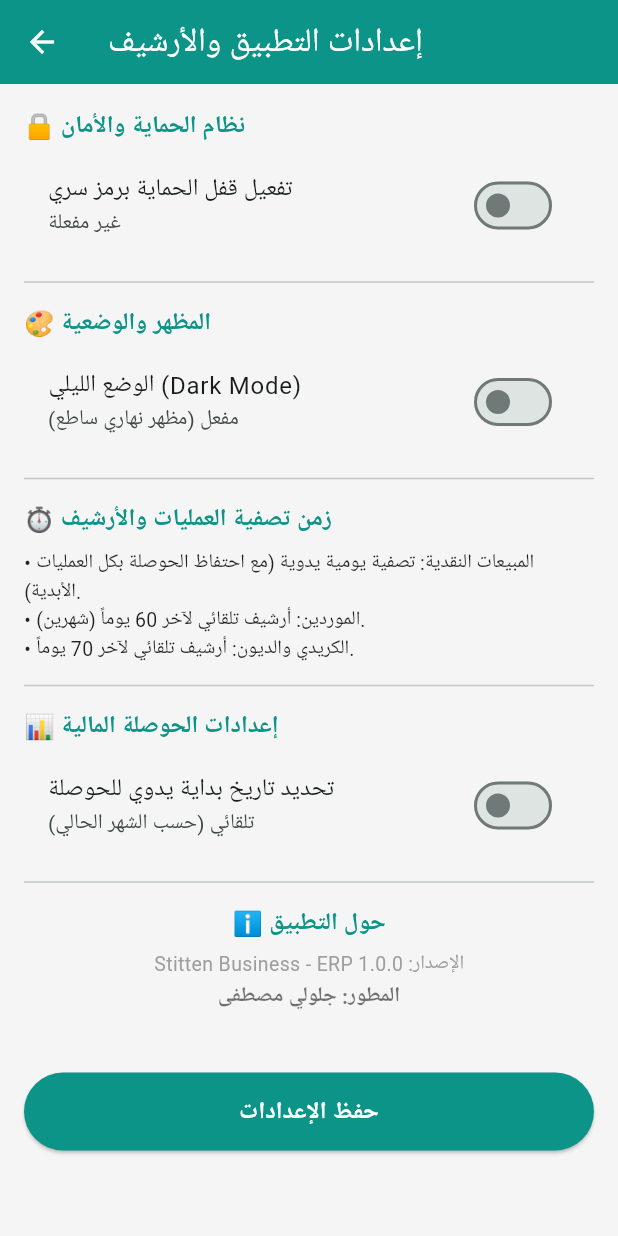
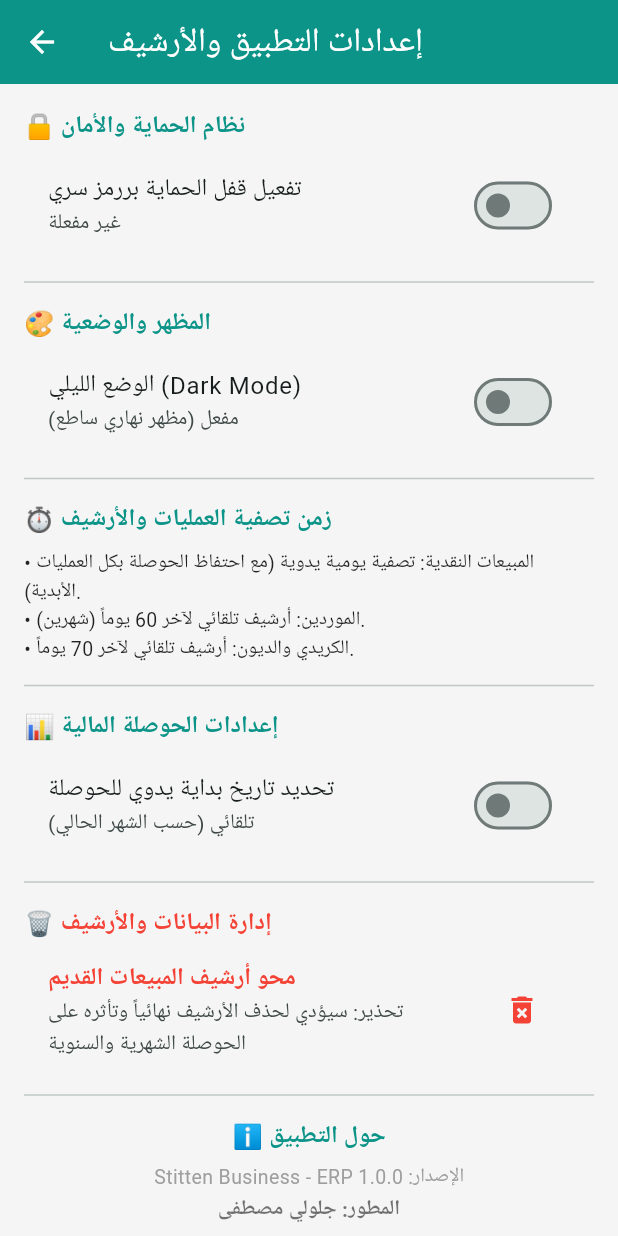
Before and after one commit to aarcmustafa/Sttiten_Bisness, a Flutter app: the screen it shows after launch, after a tap on the "settings" icon, on a phone screen of 412 x 824 dp. Run offline on Flutter 3.47's test engine with Material 3 defaults, Android fonts, the phone set to English and light mode, and no system bars; our stand-ins replace hive_flutter, shared_preferences; accounts and stored records are empty.

Commit message:
Enhance settings page with new features and updates
Updated text labels for security and financial settings. Added a new section for data management with a delete archive feature.

```diff
--- a/lib/settings_page.dart
+++ b/lib/settings_page.dart
@@ -1,4 +1,5 @@
 import 'package:flutter/material.dart';
+import 'package:hive_flutter/hive_flutter.dart';
 
 class SettingsPage extends StatefulWidget {
   final bool initialSecurityEnabled;
@@ -61,7 +62,7 @@ class _SettingsPageState extends State<SettingsPage> {
           const Text('🔒 نظام الحماية والأمان', style: TextStyle(fontWeight: FontWeight.bold, color: Color(0xFF0D9488), fontSize: 16)),
           const SizedBox(height: 5),
           SwitchListTile(
-            title: const Text('تفعيل قفل الحماية برمز سري'),
+            title: const Text('تفعيل قفل الحماية بررمز سري'),
             subtitle: Text(isSecurityEnabled ? 'الحماية مفعلة' : 'غير مفعلة'),
             value: isSecurityEnabled,
             activeColor: const Color(0xFF0D9488),
@@ -112,7 +113,7 @@ class _SettingsPageState extends State<SettingsPage> {
           const SizedBox(height: 5),
           SwitchListTile(
             title: const Text('تحديد تاريخ بداية يدوي للحوصلة'),
-            subtitle: Text(isManualStartDate ? 'مفعل ($manualStartDateStr)' : 'تلقائي (حسب الشهر الحالي)'),
+            subtitle: Text(isManualStartDate ? 'مفعل (${dateCtrl.text})' : 'تلقائي (حسب الشهر الحالي)'),
             value: isManualStartDate,
             activeColor: const Color(0xFF0D9488),
             onChanged: (val) => setState(() => isManualStartDate = val),
@@ -131,7 +132,50 @@ class _SettingsPageState extends State<SettingsPage> {
           ],
           const Divider(height: 30),
 
-          // --- 5. حول التطبيق ---
+          // --- 5. إدارة البيانات والأرشيف (مسح الأرشيف) ---
+          const Text('🗑️ إدارة البيانات والأرشيف', style: TextStyle(fontWeight: FontWeight.bold, color: Colors.red, fontSize: 16)),
+          const SizedBox(height: 5),
+          ListTile(
+            title: const Text('محو أرشيف المبيعات القديم', style: TextStyle(color: Colors.red, fontWeight: FontWeight.bold)),
+            subtitle: const Text('تحذير: سيؤدي لحذف الأرشيف نهائياً وتأثره على الحوصلة الشهرية والسنوية'),
+            trailing: IconButton(
+              icon: const Icon(Icons.delete_forever, color: Colors.red),
+              onPressed: () {
+                showDialog(
+                  context: context,
+                  builder: (ctx) => AlertDialog(
+                    title: const Text('تحذير خطير!', style: TextStyle(color: Colors.red, fontWeight: FontWeight.bold)),
+                    content: const Text('هل أنت متأكد تماماً من رغبتك في مسح أرشيف المبيعات القديم؟ هذه الخطوة لا يمكن التراجع عنها وستقوم بتصفير الحسابات القديمة من الحوصلة.'),
+                    actions: [
+                      TextButton(
+                        onPressed: () => Navigator.pop(ctx),
+                        child: const Text('إلغاء', style: TextStyle(color: Colors.grey)),
+                      ),
+                      ElevatedButton(
+                        style: ElevatedButton.styleFrom(backgroundColor: Colors.red),
+                        onPressed: () async {
+                          if (Hive.isBoxOpen('archivedSalesBox')) {
+                            await Hive.box('archivedSalesBox').clear();
+                          } else {
+                            var box = await Hive.openBox('archivedSalesBox');
+                            await box.clear();
+                          }
+                          Navigator.pop(ctx);
+                          ScaffoldMessenger.of(context).showSnackBar(
+                            const SnackBar(content: Text('تم محو أرشيف المبيعات بنجاح')),
+                          );
+                        },
+                        child: const Text('تأكيد المحو', style: TextStyle(color: Colors.white, fontWeight: FontWeight.bold)),
+                      ),
+                    ],
+                  ),
+                );
+              },
+            ),
+          ),
+          const Divider(height: 30),
+
+          // --- 6. حول التطبيق ---
           const Center(
             child: Column(
               children: [
```
